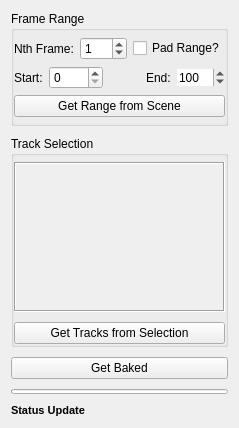
First picture: the form in bakeAllAnim.ui, repository TicTac-93/bakeAllAnim, before the edit.
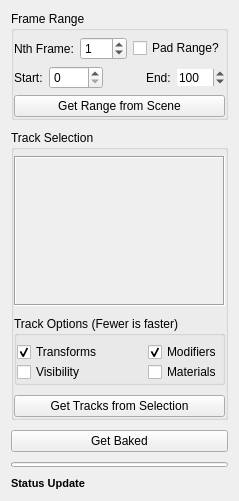
Second picture: the form after the edit.

Commit message:
- Fixed an issue where the script would always iterate over material tracks.
- Added an option to choose between types of tracks before updating the track list or baking an object.  This greatly speeds up execution, especially if you only need to bake specific types of keys.

- Known issue where some tracks can be baked, but produce odd results.  Need to look into this more.

Diff of the .ui file:
```diff
--- a/bakeAllAnim.ui
+++ b/bakeAllAnim.ui
@@ -6,8 +6,8 @@
    <rect>
     <x>0</x>
     <y>0</y>
-    <width>227</width>
-    <height>409</height>
+    <width>235</width>
+    <height>480</height>
    </rect>
   </property>
   <property name="sizePolicy">
@@ -42,7 +42,7 @@
        <number>0</number>
       </property>
       <property name="bottomMargin">
-       <number>6</number>
+       <number>0</number>
       </property>
       <item>
        <layout class="QHBoxLayout" name="grp_frameOptions">
@@ -234,8 +234,8 @@
           <rect>
            <x>0</x>
            <y>0</y>
-           <width>203</width>
-           <height>146</height>
+           <width>211</width>
+           <height>148</height>
           </rect>
          </property>
          <layout class="QVBoxLayout" name="verticalLayout_3">
@@ -258,6 +258,107 @@
         </widget>
        </widget>
       </item>
+      <item>
+       <widget class="QGroupBox" name="grp_options">
+        <property name="title">
+         <string>Track Options (Fewer is faster)</string>
+        </property>
+        <property name="flat">
+         <bool>true</bool>
+        </property>
+        <layout class="QVBoxLayout" name="verticalLayout_5">
+         <property name="spacing">
+          <number>0</number>
+         </property>
+         <property name="leftMargin">
+          <number>0</number>
+         </property>
+         <property name="topMargin">
+          <number>6</number>
+         </property>
+         <property name="rightMargin">
+          <number>0</number>
+         </property>
+         <property name="bottomMargin">
+          <number>0</number>
+         </property>
+         <item>
+          <layout class="QHBoxLayout" name="horizontalLayout">
+           <property name="topMargin">
+            <number>0</number>
+           </property>
+           <item>
+            <widget class="QCheckBox" name="chk_transforms">
+             <property name="text">
+              <string>Transforms</string>
+             </property>
+             <property name="checked">
+              <bool>true</bool>
+             </property>
+            </widget>
+           </item>
+           <item>
+            <spacer name="horizontalSpacer_3">
+             <property name="orientation">
+              <enum>Qt::Horizontal</enum>
+             </property>
+             <property name="sizeHint" stdset="0">
+              <size>
+               <width>40</width>
+               <height>20</height>
+              </size>
+             </property>
+            </spacer>
+           </item>
+           <item>
+            <widget class="QCheckBox" name="chk_modifiers">
+             <property name="layoutDirection">
+              <enum>Qt::LeftToRight</enum>
+             </property>
+             <property name="text">
+              <string>Modifiers</string>
+             </property>
+             <property name="checked">
+              <bool>true</bool>
+             </property>
+            </widget>
+           </item>
+          </layout>
+         </item>
+         <item>
+          <layout class="QHBoxLayout" name="horizontalLayout_2">
+           <item>
+            <widget class="QCheckBox" name="chk_visibility">
+             <property name="text">
+              <string>Visibility</string>
+             </property>
+            </widget>
+           </item>
+           <item>
+            <spacer name="horizontalSpacer_4">
+             <property name="orientation">
+              <enum>Qt::Horizontal</enum>
+             </property>
+             <property name="sizeHint" stdset="0">
+              <size>
+               <width>40</width>
+               <height>20</height>
+              </size>
+             </property>
+            </spacer>
+           </item>
+           <item>
+            <widget class="QCheckBox" name="chk_materials">
+             <property name="text">
+              <string>Materials</string>
+             </property>
+            </widget>
+           </item>
+          </layout>
+         </item>
+        </layout>
+       </widget>
+      </item>
       <item>
        <widget class="QPushButton" name="btn_updateTracks">
         <property name="toolTip">
```
Left out of the diff: 2 changed lines with no effect on the pictures. The commit also changes 2 other files.
